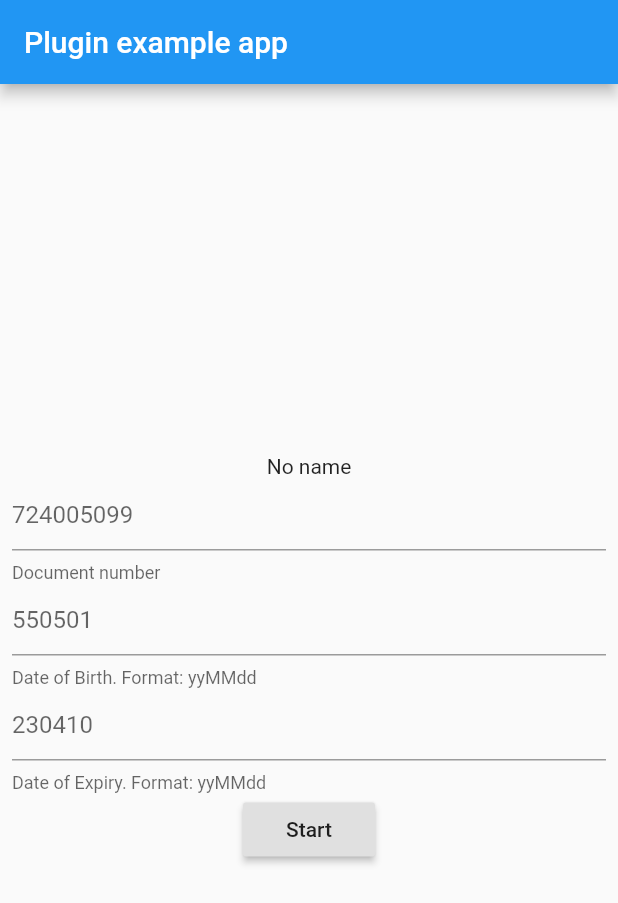
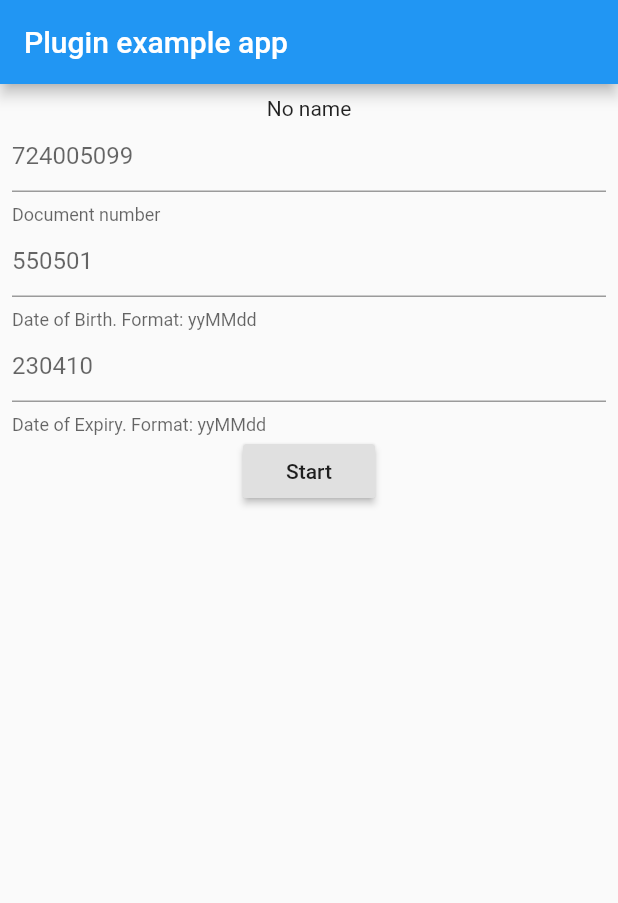
Before and after one commit to hohma13/passport_decoder, a Flutter app: the screen it shows after launch, on a phone screen of 412 x 824 dp. Shown: the top 903 px of the screen. Run offline on Flutter 3.47's test engine with Material 2 defaults, Android fonts, the phone set to English and light mode, and no system bars.

```diff
--- a/example/lib/home_screen.dart
+++ b/example/lib/home_screen.dart
@@ -34,10 +34,18 @@ class _HomeScreenState extends State<HomeScreen> {
     try {
       PassportDecoder.getPassportData(getMrzData())
           .listen((event) => handleEvents(event))
-          .onError((error) => print('PassportError: $error'));
+          .onError((error) => handleError(error));
     } catch (e) {
       print(e);
     }
+  }
+
+  void handleError(error) {
+    PassportDecoder.dispose();
+    _enum = StateEnum.Error;
+    readData = error.message.toString();
+    setState(() {});
+    print('PassportError: $error');
   }
 
   Map<String, String> getMrzData() {
@@ -56,10 +64,12 @@ class _HomeScreenState extends State<HomeScreen> {
       _enum = StateEnum.Done;
       PassportDecoder.dispose();
     } else if (event.containsKey('personDetails')) {
-      var a = PassportData.fromJson(event);
+      var passportData = PassportData.fromJson(event);
       _enum = StateEnum.Data;
       Navigator.push(
-          context, MaterialPageRoute(builder: (context) => PassportDetailsScreen(passportData: a)));
+          context,
+          MaterialPageRoute(
+              builder: (context) => PassportDetailsScreen(passportData: passportData)));
       readData = event.toString();
     }
     setState(() {});
@@ -71,18 +81,20 @@ class _HomeScreenState extends State<HomeScreen> {
       appBar: AppBar(
         title: const Text('Plugin example app'),
       ),
-      body: Padding(
+      body: SingleChildScrollView(
+        child: Padding(
           padding: const EdgeInsets.all(8.0),
           child: Column(
             mainAxisAlignment: MainAxisAlignment.center,
             children: [
-            if (_enum == StateEnum.Loading) CircularProgressIndicator(),
+              if (_enum == StateEnum.Loading) LinearProgressIndicator(),
               Text(
                 getText(),
                 textAlign: TextAlign.center,
               ),
               TextFormField(
-              decoration: InputDecoration(hintText: documentNumber, helperText: 'Document number'),
+                decoration:
+                    InputDecoration(hintText: documentNumber, helperText: 'Document number'),
                 onChanged: (text) => documentNumber = text,
               ),
               TextFormField(
@@ -107,6 +119,7 @@ class _HomeScreenState extends State<HomeScreen> {
             ],
           ),
         ),
+      ),
     );
   }
 
--- a/lib/data/passport_data.dart
+++ b/lib/data/passport_data.dart
@@ -1,26 +1,24 @@
 class PassportData {
+  AdditionalPersonDetails additionalPersonDetails;
   FeatureStatus featureStatus;
-  List<Null> fingerprints;
   PersonDetails personDetails;
   SodFile sodFile;
   VerificationStatus verificationStatus;
 
-  PassportData(
-      {this.featureStatus,
-      this.fingerprints,
-      this.personDetails,
-      this.sodFile,
-      this.verificationStatus});
+  PassportData({
+    this.additionalPersonDetails,
+    this.featureStatus,
+    this.personDetails,
+    this.sodFile,
+    this.verificationStatus,
+  });
 
   PassportData.fromJson(Map<dynamic, dynamic> json) {
+    additionalPersonDetails = json['additionalPersonDetails'] != null
+        ? new AdditionalPersonDetails.fromJson(json['additionalPersonDetails'])
+        : null;
     featureStatus =
         json['featureStatus'] != null ? new FeatureStatus.fromJson(json['featureStatus']) : null;
-    if (json['fingerprints'] != null) {
-      fingerprints = new List<Null>();
-      json['fingerprints'].forEach((v) {
-        // fingerprints.add(new Null.fromJson(v));
-      });
-    }
     personDetails =
         json['personDetails'] != null ? new PersonDetails.fromJson(json['personDetails']) : null;
     sodFile = json['sodFile'] != null ? new SodFile.fromJson(json['sodFile']) : null;
@@ -31,11 +29,11 @@ class PassportData {
 
   Map<String, dynamic> toJson() {
     final Map<String, dynamic> data = new Map<String, dynamic>();
+    if (this.additionalPersonDetails != null) {
+      data['additionalPersonDetails'] = this.additionalPersonDetails.toJson();
+    }
     if (this.featureStatus != null) {
       data['featureStatus'] = this.featureStatus.toJson();
-    }
-    if (this.fingerprints != null) {
-      // data['fingerprints'] = this.fingerprints.map((v) => v.toJson()).toList();
     }
     if (this.personDetails != null) {
       data['personDetails'] = this.personDetails.toJson();
@@ -48,6 +46,88 @@ class PassportData {
     }
     return data;
   }
+}
+
+class AdditionalPersonDetails {
+  AdditionalPersonDetails({
+    this.custodyInformation,
+    this.fullDateOfBirth,
+    this.nameOfHolder,
+    this.otherNames,
+    this.otherValidTdNumbers,
+    this.permanentAddress,
+    this.personalNumber,
+    this.personalSummary,
+    this.placeOfBirth,
+    this.profession,
+    this.tag,
+    this.tagPresenceList,
+    this.telephone,
+    this.title,
+  });
+
+  String custodyInformation;
+  String fullDateOfBirth;
+  String nameOfHolder;
+  List<String> otherNames;
+  List<String> otherValidTdNumbers;
+  List<String> permanentAddress;
+  String personalNumber;
+  String personalSummary;
+  List<String> placeOfBirth;
+  String profession;
+  int tag;
+  List<int> tagPresenceList;
+  String telephone;
+  String title;
+
+  factory AdditionalPersonDetails.fromJson(Map<String, dynamic> json) => AdditionalPersonDetails(
+        custodyInformation: json["custodyInformation"] == null ? null : json["custodyInformation"],
+        fullDateOfBirth: json["fullDateOfBirth"] == null ? null : json["fullDateOfBirth"],
+        nameOfHolder: json["nameOfHolder"] == null ? null : json["nameOfHolder"],
+        otherNames:
+            json["otherNames"] == null ? null : List<String>.from(json["otherNames"].map((x) => x)),
+        otherValidTdNumbers: json["otherValidTDNumbers"] == null
+            ? null
+            : List<String>.from(json["otherValidTDNumbers"].map((x) => x)),
+        permanentAddress: json["permanentAddress"] == null
+            ? null
+            : List<String>.from(json["permanentAddress"].map((x) => x)),
+        personalNumber: json["personalNumber"] == null ? null : json["personalNumber"],
+        personalSummary: json["personalSummary"] == null ? null : json["personalSummary"],
+        placeOfBirth: json["placeOfBirth"] == null
+            ? null
+            : List<String>.from(json["placeOfBirth"].map((x) => x)),
+        profession: json["profession"] == null ? null : json["profession"],
+        tag: json["tag"] == null ? null : json["tag"],
+        tagPresenceList: json["tagPresenceList"] == null
+            ? null
+            : List<int>.from(json["tagPresenceList"].map((x) => x)),
+        telephone: json["telephone"] == null ? null : json["telephone"],
+        title: json["title"] == null ? null : json["title"],
+      );
+
+  Map<String, dynamic> toJson() => {
+        "custodyInformation": custodyInformation == null ? null : custodyInformation,
+        "fullDateOfBirth": fullDateOfBirth == null ? null : fullDateOfBirth,
+        "nameOfHolder": nameOfHolder == null ? null : nameOfHolder,
+        "otherNames": otherNames == null ? null : List<dynamic>.from(otherNames.map((x) => x)),
+        "otherValidTDNumbers": otherValidTdNumbers == null
+            ? null
+            : List<dynamic>.from(otherValidTdNumbers.map((x) => x)),
+        "permanentAddress":
+            permanentAddress == null ? null : List<dynamic>.from(permanentAddress.map((x) => x)),
+        "personalNumber": personalNumber == null ? null : personalNumber,
+        "personalSummary": personalSummary == null ? null : personalSummary,
+        "placeOfBirth":
+            placeOfBirth == null ? null : List<dynamic>.from(placeOfBirth.map((x) => x)),
+        "profession": profession == null ? null : profession,
+        "tag": tag == null ? null : tag,
+        "tagPresenceList":
+            tagPresenceList == null ? null : List<dynamic>.from(tagPresenceList.map((x) => x)),
+        "telephone": telephone == null ? null : telephone,
+        "title": title == null ? null : title,
+      };
 }
 
 class FeatureStatus {
```
Lines whose indentation alone changed are shown as unchanged.
